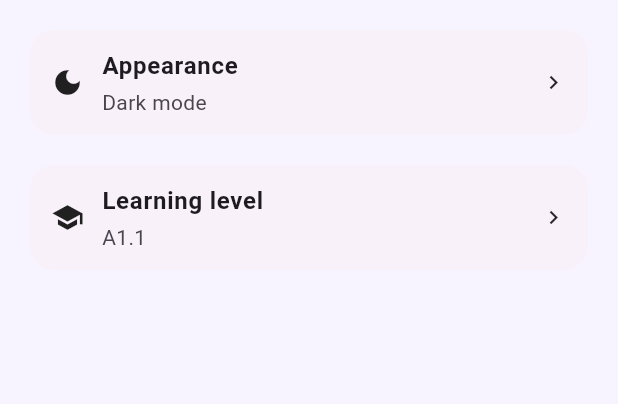
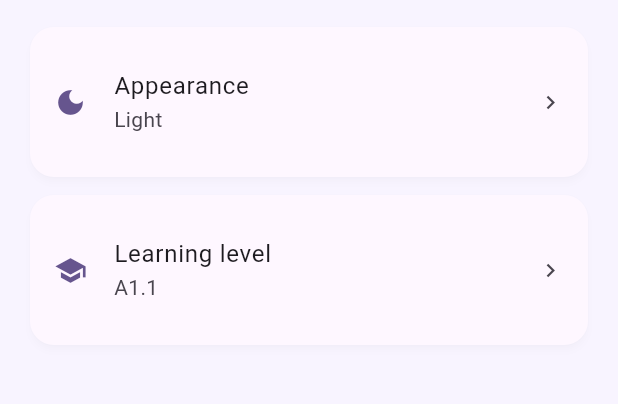
Before and after one commit to natedotdev/levelup, a Flutter app: the screen it shows after launch, after a tap on "A1.1", after a tap on the "settings" icon, on a phone screen of 412 x 824 dp, the part 84-488 px from its top. Run offline on Flutter 3.47's test engine with Material 3 defaults, Android fonts, the phone set to English and light mode, and no system bars; our stand-ins replace shared_preferences.

Commit message:
feat(ui): premium cards, settings hub (appearance + level), theme polish, example-group navigation

```diff
--- a/lib/models/german_word.dart
+++ b/lib/models/german_word.dart
@@ -3,14 +3,13 @@
 /// Present, Simple Past, Perfect with both German + English).
 class GermanWord {
   final String level;     // e.g., "A1.1"
-  final String article;   // e.g., "der", "die", "das"
-  final String word;      // e.g., "Hund"
-  final String meaning;   // English meaning, e.g., "dog"
+  final String article;   // "der", "die", "das"
+  final String word;      // e.g., "Tisch"
+  final String meaning;   // e.g., "table"
 
   /// Multiple example groups, each with the three tenses.
   final List<ExampleGroup> exampleGroups;
 
-  /// Constructor: creates a GermanWord object
   GermanWord({
     required this.level,
     required this.article,
@@ -19,59 +18,49 @@ class GermanWord {
     required this.exampleGroups,
   });
 
-  /// Factory constructor to create a GermanWord object from JSON map.
-  ///
-  /// Supports BOTH shapes:
-  /// 1) Preferred:
-  ///    { "exampleGroups": [ { "Present": {...}, "Simple Past": {...}, "Perfect": {...} }, ... ] }
-  ///
-  /// 2) Your current assets/words.json:
-  ///    { "examples": [
-  ///        [ {label:'Present',german:'...',english:'...'},
-  ///          {label:'Simple Past',...},
-  ///          {label:'Perfect',...} ],
-  ///        ...
-  ///      ] }
+  /// Factory that matches the **current** words.json shape:
+  /// {
+  ///   "article": "der",
+  ///   "word": "Tisch",
+  ///   "meaning": "table",
+  ///   "examples": [
+  ///     [ {label:"Present",german:"...",english:"..."}, {label:"Simple Past",...}, {label:"Perfect",...} ],
+  ///     [ ... another group ... ],
+  ///     ...
+  ///   ]
+  /// }
   factory GermanWord.fromJson(Map<String, dynamic> json) {
-    List<ExampleGroup> groups = [];
+    final raw = json['examples'];
+    final List<ExampleGroup> groups = [];
 
-    // Preferred: exampleGroups
-    final eg = json['exampleGroups'];
-    if (eg is List) {
-      for (final g in eg) {
-        if (g is Map<String, dynamic>) {
-          groups.add(ExampleGroup.fromJson(g));
-        }
-      }
-    }
-    // Back-compat: examples (list of lists with {label,german,english})
-    else if (json['examples'] is List) {
-      final rawGroups = (json['examples'] as List);
-      for (final g in rawGroups) {
-        if (g is List) {
+    if (raw is List) {
+      for (final group in raw) {
+        // Each group is expected to be a List of 3 maps with label/german/english
+        if (group is List) {
           ExampleSentence? present;
           ExampleSentence? simplePast;
           ExampleSentence? perfect;
 
-          for (final s in g) {
-            if (s is Map<String, dynamic>) {
-              final lbl = (s['label'] ?? '').toString().trim();
-              final sent = ExampleSentence.fromJson(s);
-              if (lbl == 'Present') {
+          for (final item in group) {
+            if (item is Map<String, dynamic>) {
+              final label = (item['label'] ?? '').toString().trim();
+              final sent = ExampleSentence.fromJson(item);
+              if (label == 'Present') {
                 present = sent;
-              } else if (lbl == 'Simple Past') {
+              } else if (label == 'Simple Past') {
                 simplePast = sent;
-              } else if (lbl == 'Perfect') {
+              } else if (label == 'Perfect') {
                 perfect = sent;
               }
             }
           }
 
-          if (present != null && simplePast != null && perfect != null) {
+          // Only add if we actually found at least one sentence
+          if (present != null || simplePast != null || perfect != null) {
             groups.add(ExampleGroup(
-              present: present,
-              simplePast: simplePast,
-              perfect: perfect,
+              present: present ?? const ExampleSentence(german: '', english: ''),
+              simplePast: simplePast ?? const ExampleSentence(german: '', english: ''),
+              perfect: perfect ?? const ExampleSentence(german: '', english: ''),
             ));
           }
         }
@@ -79,10 +68,10 @@ class GermanWord {
     }
 
     return GermanWord(
-      level: (json['level'] ?? 'A1.1').toString(),
-      article: (json['article'] ?? '').toString(),
-      word: (json['word'] ?? '').toString(),
-      meaning: (json['meaning'] ?? '').toString(),
+      level: json['level'] ?? 'A1.1',
+      article: json['article'] ?? '',
+      word: json['word'] ?? '',
+      meaning: json['meaning'] ?? '',
       exampleGroups: groups,
     );
   }
@@ -99,14 +88,6 @@ class ExampleGroup {
     required this.simplePast,
     required this.perfect,
   });
-
-  factory ExampleGroup.fromJson(Map<String, dynamic> json) {
-    return ExampleGroup(
-      present: ExampleSentence.fromJson(json['Present'] ?? const {}),
-      simplePast: ExampleSentence.fromJson(json['Simple Past'] ?? const {}),
-      perfect: ExampleSentence.fromJson(json['Perfect'] ?? const {}),
-    );
-  }
 }
 
 /// Single example sentence with its English translation.
@@ -114,7 +95,7 @@ class ExampleSentence {
   final String german;
   final String english;
 
-  ExampleSentence({required this.german, required this.english});
+  const ExampleSentence({required this.german, required this.english});
 
   factory ExampleSentence.fromJson(Map<String, dynamic> json) {
     return ExampleSentence(
--- a/lib/screens/settings_home.dart
+++ b/lib/screens/settings_home.dart
@@ -1,12 +1,19 @@
+// lib/screens/settings_home.dart
 import 'package:flutter/material.dart';
 import 'package:shared_preferences/shared_preferences.dart';
 
-import 'settings_screen.dart'; // your existing level picker
+// Theme controller (uses .value to read and .set(ThemeMode) to change)
+import 'package:levelup/theme/theme_controller.dart';
 
-/// /// A top-level Settings hub:
-/// - Shows current level
-/// - Lets user change level (navigates to SettingsScreen)
-/// - (Appearance) placeholder; we’ll wire real theming later
+// Your existing simple level picker screen
+import 'package:levelup/screens/settings_screen.dart';
+
+/// SettingsHomeScreen = small hub for premium-feel settings:
+/// - Appearance (System / Light / Dark)
+/// - Learning level (opens your existing level picker)
+///
+/// NOTE: When a *new level* is picked, this screen pops with that level
+/// so the caller (WordScreen) can reload words immediately.
 class SettingsHomeScreen extends StatefulWidget {
   const SettingsHomeScreen({super.key});
 
@@ -20,42 +27,96 @@ class _SettingsHomeScreenState extends State<SettingsHomeScreen> {
   @override
   void initState() {
     super.initState();
-    _load();
+    _loadLevel();
   }
 
-  Future<void> _load() async {
+  Future<void> _loadLevel() async {
     final prefs = await SharedPreferences.getInstance();
     final lvl = prefs.getString('level');
     if (!mounted) return;
     setState(() => _currentLevel = lvl ?? 'Not set');
   }
 
+  // --- Appearance -----------------------------------------------------------
+
+  String _labelForMode(ThemeMode m) {
+    switch (m) {
+      case ThemeMode.system:
+        return 'System';
+      case ThemeMode.light:
+        return 'Light';
+      case ThemeMode.dark:
+        return 'Dark';
+    }
+  }
+
+  Future<void> _pickTheme() async {
+    final current = ThemeController.instance.value;
+
+    final ThemeMode? chosen = await showModalBottomSheet<ThemeMode>(
+      context: context,
+      showDragHandle: true,
+      backgroundColor: Theme.of(context).colorScheme.surface,
+      shape: const RoundedRectangleBorder(
+        borderRadius: BorderRadius.vertical(top: Radius.circular(16)),
+      ),
+      builder: (ctx) {
+        final cs = Theme.of(ctx).colorScheme;
+
+        ListTile tile(ThemeMode mode, IconData icon, String label) {
+          final selected = mode == current;
+          return ListTile(
+            leading: Icon(icon, color: cs.primary),
+            title: Text(label),
+            trailing: selected ? Icon(Icons.check, color: cs.primary) : null,
+            onTap: () => Navigator.pop(ctx, mode),
+          );
+        }
+
+        return SafeArea(
+          child: Column(
+            mainAxisSize: MainAxisSize.min,
+            children: [
+              tile(ThemeMode.system, Icons.phone_iphone, 'System'),
+              tile(ThemeMode.light, Icons.light_mode, 'Light'),
+              tile(ThemeMode.dark, Icons.dark_mode, 'Dark'),
+              const SizedBox(height: 8),
+            ],
+          ),
+        );
+      },
+    );
+
+    if (chosen != null) {
+      await ThemeController.instance.set(chosen);
+      if (!mounted) return;
+      setState(() {}); // refresh subtitle text
+    }
+  }
+
+  // --- Level ---------------------------------------------------------------
+
   Future<void> _pickLevel() async {
-    final picked = await Navigator.push<String>(
+    // Open your existing level picker; it returns a String? (level)
+    final newLevel = await Navigator.push<String>(
       context,
       MaterialPageRoute(builder: (_) => const SettingsScreen()),
     );
 
-    if (picked == null) return;
+    if (!mounted) return;
+    if (newLevel != null && newLevel != _currentLevel) {
+      // Persist + update local subtitle
+      final prefs = await SharedPreferences.getInstance();
+      await prefs.setString('level', newLevel);
+      if (!mounted) return;
+      setState(() => _currentLevel = newLevel);
 
-    final prefs = await SharedPreferences.getInstance();
-    await prefs.setString('level', picked);
-
-    if (!mounted) return;
-    setState(() => _currentLevel = picked);
-
-    // IMPORTANT: return to caller (WordScreen) with the new level
-    Navigator.pop(context, picked);
+      // Bubble the new level up to WordScreen so it can reload words
+      Navigator.pop(context, newLevel);
+    }
   }
 
-  void _appearanceToast() {
-    ScaffoldMessenger.of(context).showSnackBar(
-      const SnackBar(
-        content: Text('Appearance control coming soon'),
-        duration: Duration(seconds: 1),
-      ),
-    );
-  }
+  // --- UI ------------------------------------------------------------------
 
   @override
   Widget build(BuildContext context) {
@@ -64,86 +125,38 @@ class _SettingsHomeScreenState extends State<SettingsHomeScreen> {
     return Scaffold(
       appBar: AppBar(title: const Text('Settings')),
       body: ListView(
-        padding: const EdgeInsets.all(16),
+        padding: const EdgeInsets.all(12),
         children: [
-          _SectionCard(
-            title: 'Appearance',
-            subtitle: 'Dark mode',
-            leading: const Icon(Icons.dark_mode, size: 22),
-            trailing: const Icon(Icons.chevron_right, size: 18),
-            onTap: _appearanceToast,
+          Card(
+            elevation: 2,
+            color: cs.surface,
+            margin: const EdgeInsets.symmetric(horizontal: 8, vertical: 6),
+            child: ListTile(
+              contentPadding:
+                  const EdgeInsets.symmetric(horizontal: 16, vertical: 14),
+              leading: Icon(Icons.dark_mode, size: 22, color: cs.primary),
+              title: const Text('Appearance'),
+              subtitle: Text(_labelForMode(ThemeController.instance.value)),
+              trailing: Icon(Icons.chevron_right, size: 18, color: cs.onSurfaceVariant),
+              onTap: _pickTheme,
+            ),
           ),
-          const SizedBox(height: 12),
-          _SectionCard(
-            title: 'Learning level',
-            subtitle: _currentLevel,
-            leading: const Icon(Icons.school, size: 22),
-            trailing: const Icon(Icons.chevron_right, size: 18),
-            onTap: _pickLevel,
+          Card(
+            elevation: 2,
+            color: cs.surface,
+            margin: const EdgeInsets.symmetric(horizontal: 8, vertical: 6),
+            child: ListTile(
+              contentPadding:
+                  const EdgeInsets.symmetric(horizontal: 16, vertical: 14),
+              leading: Icon(Icons.school, size: 22, color: cs.primary),
+              title: const Text('Learning level'),
+              subtitle: Text(_currentLevel),
+              trailing: Icon(Icons.chevron_right, size: 18, color: cs.onSurfaceVariant),
+              onTap: _pickLevel,
+            ),
           ),
         ],
       ),
     );
   }
 }
-
-class _SectionCard extends StatelessWidget {
-  final String title;
-  final String subtitle;
-  final Widget leading;
-  final Widget trailing;
-  final VoidCallback onTap;
-
-  const _SectionCard({
-    required this.title,
-    required this.subtitle,
-    required this.leading,
-    required this.trailing,
-    required this.onTap,
-  });
-
-  @override
-  Widget build(BuildContext context) {
-    final cs = Theme.of(context).colorScheme;
-    return Card(
-      elevation: 0,
-      clipBehavior: Clip.antiAlias,
-      shape: RoundedRectangleBorder(borderRadius: BorderRadius.circular(16)),
-      child: InkWell(
-        onTap: onTap,
-        child: Padding(
-          padding: const EdgeInsets.symmetric(horizontal: 14, vertical: 12),
-          child: Row(
-            children: [
-              leading,
-              const SizedBox(width: 12),
-              Expanded(
-                child: Column(
-                  crossAxisAlignment: CrossAxisAlignment.start,
-                  children: [
-                    Text(
-                      title,
-                      style: Theme.of(context).textTheme.bodyLarge?.copyWith(
-                            fontWeight: FontWeight.w600,
-                            color: cs.onSurface,
-                          ),
-                    ),
-                    const SizedBox(height: 2),
-                    Text(
-                      subtitle,
-                      style: Theme.of(context).textTheme.bodyMedium?.copyWith(
-                            color: cs.onSurfaceVariant,
-                          ),
-                    ),
-                  ],
-                ),
-              ),
-              const SizedBox(width: 12),
-              trailing,
-            ],
-          ),
-        ),
-      ),
-    );
-  }
-}
--- a/lib/theme/app_theme.dart
+++ b/lib/theme/app_theme.dart
@@ -1,26 +1,49 @@
 import 'package:flutter/material.dart';
 
-/// AppTheme: light & dark themes using a premium violet seed.
-/// Keep this minimal to avoid SDK type mismatches.
+/// AppTheme: Light & dark themes using a premium violet seed.
 class AppTheme {
-  // -------------------------
+  // -----------------------
   // Light Theme
-  // -------------------------
+  // -----------------------
   static ThemeData light = ThemeData(
     useMaterial3: true,
     colorSchemeSeed: const Color(0xFF6C4AB6),
     brightness: Brightness.light,
-    // 8-hex ARGB color (no lint)
-    scaffoldBackgroundColor: const Color(0xFFF8F4FF),
+
+    // Gentle violet background (different from card color)
+    scaffoldBackgroundColor: const Color(0xFFF8F4FF), // 8-hex ARGB
+
+    cardTheme: const CardThemeData(
+      elevation: 2,
+      surfaceTintColor: Colors.transparent, // keep color as-is with elevation
+      color: Colors.white,
+      shadowColor: Color(0x1A000000),       // subtle drop shadow
+      shape: RoundedRectangleBorder(
+        borderRadius: BorderRadius.all(Radius.circular(16)),
+      ),
+      margin: EdgeInsets.symmetric(horizontal: 12, vertical: 8),
+    ),
   );
 
-  // -------------------------
+  // -----------------------
   // Dark Theme
-  // -------------------------
+  // -----------------------
   static ThemeData dark = ThemeData(
     useMaterial3: true,
     colorSchemeSeed: const Color(0xFF6C4AB6),
     brightness: Brightness.dark,
-    scaffoldBackgroundColor: const Color(0xFF0F0F14),
+
+    scaffoldBackgroundColor: const Color(0xFF0F0F14), // near-black, readable
+
+    cardTheme: const CardThemeData(
+      elevation: 2,
+      surfaceTintColor: Colors.transparent,
+      color: Color(0xFF1A1A22),            // darker than scaffold, good contrast
+      shadowColor: Color(0x33000000),
+      shape: RoundedRectangleBorder(
+        borderRadius: BorderRadius.all(Radius.circular(16)),
+      ),
+      margin: EdgeInsets.symmetric(horizontal: 12, vertical: 8),
+    ),
   );
 }
--- a/lib/theme/theme_controller.dart
+++ b/lib/theme/theme_controller.dart
@@ -1,49 +1,45 @@
 import 'package:flutter/material.dart';
 import 'package:shared_preferences/shared_preferences.dart';
 
-/// ThemeController: holds current ThemeMode and persists it.
-class ThemeController extends ValueNotifier<ThemeMode> {
-  ThemeController._internal(super.mode);
+/// ThemeController: singleton + ChangeNotifier
+/// - call `await ThemeController.init()` before runApp
+/// - read current: `ThemeController.instance.value`
+/// - change: `ThemeController.instance.setMode(ThemeMode.dark)`
+/// - toggle: `ThemeController.instance.toggle()`
+class ThemeController extends ChangeNotifier {
+  static const _prefsKey = 'themeMode';
+  static final ThemeController instance = ThemeController._();
+  ThemeController._();
 
-  // Singleton instance
-  static late final ThemeController instance;
+  ThemeMode _mode = ThemeMode.light;
+  ThemeMode get value => _mode;
 
-  /// Call once before runApp()
   static Future<void> init() async {
     final prefs = await SharedPreferences.getInstance();
-    final saved = prefs.getString('themeMode'); // 'light' | 'dark' | 'system'
-    final mode = _stringToMode(saved) ?? ThemeMode.light;
-    instance = ThemeController._internal(mode);
+    final stored = prefs.getString(_prefsKey);
+    if (stored == 'dark') {
+      instance._mode = ThemeMode.dark;
+    } else if (stored == 'system') {
+      instance._mode = ThemeMode.system;
+    } else {
+      instance._mode = ThemeMode.light;
+    }
+  }
+
+  Future<void> setMode(ThemeMode mode) async {
+    _mode = mode;
+    notifyListeners();
+    final prefs = await SharedPreferences.getInstance();
+    await prefs.setString(
+      _prefsKey,
+      mode == ThemeMode.dark ? 'dark' : (mode == ThemeMode.system ? 'system' : 'light'),
+    );
   }
 
   Future<void> toggle() async {
-    // light -> dark -> light (skip system for simplicity)
-    value = (value == ThemeMode.light) ? ThemeMode.dark : ThemeMode.light;
-    final prefs = await SharedPreferences.getInstance();
-    await prefs.setString('themeMode', _modeToString(value));
-    notifyListeners();
+    // Simple light <-> dark toggle (you can add 'system' in your settings UI)
+    await setMode(_mode == ThemeMode.dark ? ThemeMode.light : ThemeMode.dark);
   }
 
-  static ThemeMode? _stringToMode(String? s) {
-    switch (s) {
-      case 'light':
-        return ThemeMode.light;
-      case 'dark':
-        return ThemeMode.dark;
-      case 'system':
-        return ThemeMode.system;
-    }
-    return null;
-  }
-
-  static String _modeToString(ThemeMode m) {
-    switch (m) {
-      case ThemeMode.light:
-        return 'light';
-      case ThemeMode.dark:
-        return 'dark';
-      case ThemeMode.system:
-        return 'system';
-    }
-  }
+  Future<void> set(ThemeMode temp) async {}
 }
```
